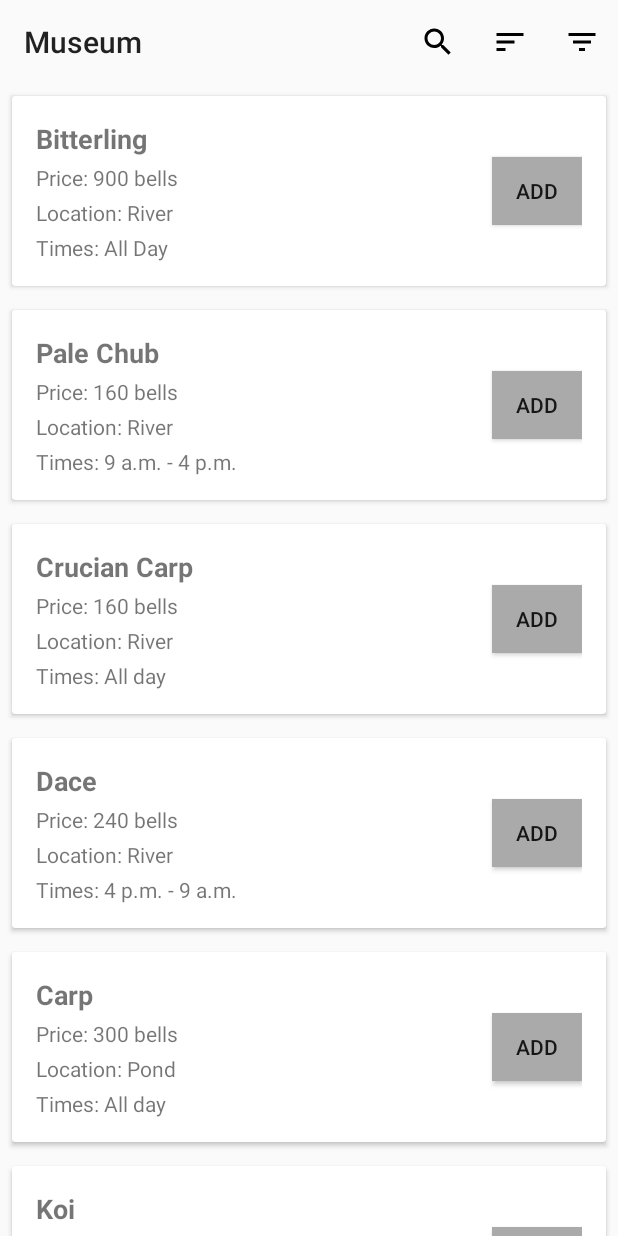
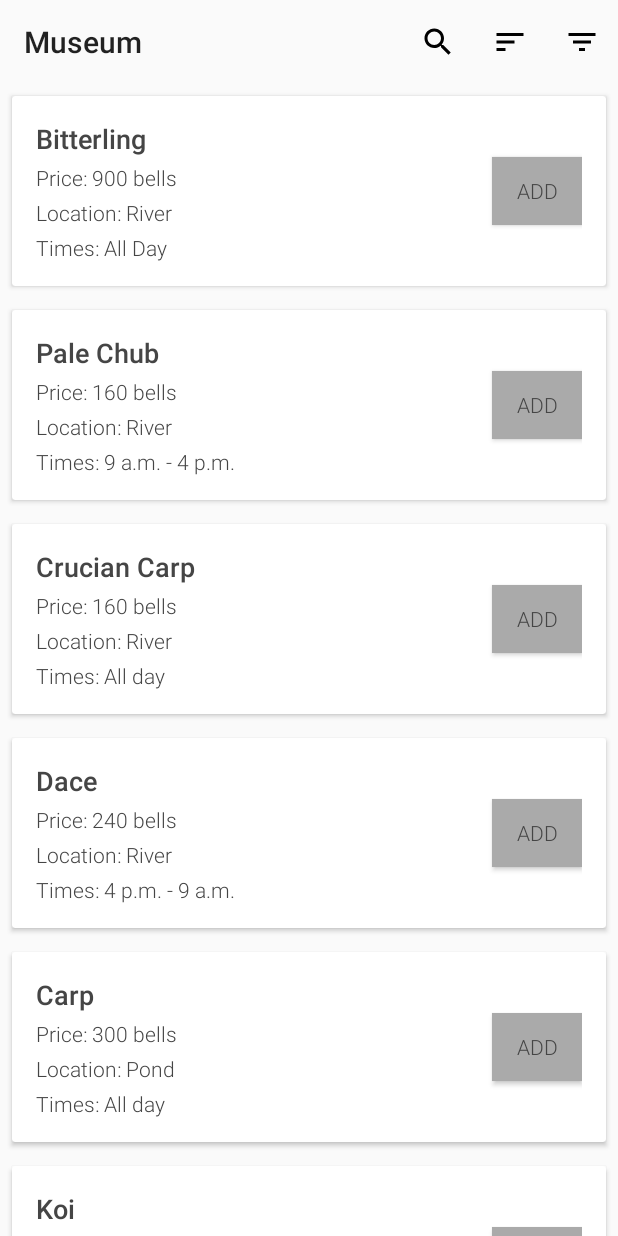
Before and after one commit to audaniel9/ACPocketMuseum, an Android app: the screen it shows after launch (MainActivity), on a phone screen of 412 x 824 dp. Run offline under Robolectric (Android 15) with nearby library versions, the phone set to English and light mode, and no system bars.

Commit message:
new font

```diff
--- a/app/src/main/res/values/styles.xml
+++ b/app/src/main/res/values/styles.xml
@@ -8,6 +8,8 @@
         <item name="colorAccent">@color/colorAccent</item>
         <item name="android:statusBarColor">@android:color/transparent</item>
         <item name="android:windowLightStatusBar">true</item>
+        <item name="android:fontFamily">sans-serif-light</item>
+        <item name="android:textColor">#454545</item>
     </style>
 
 </resources>
```
